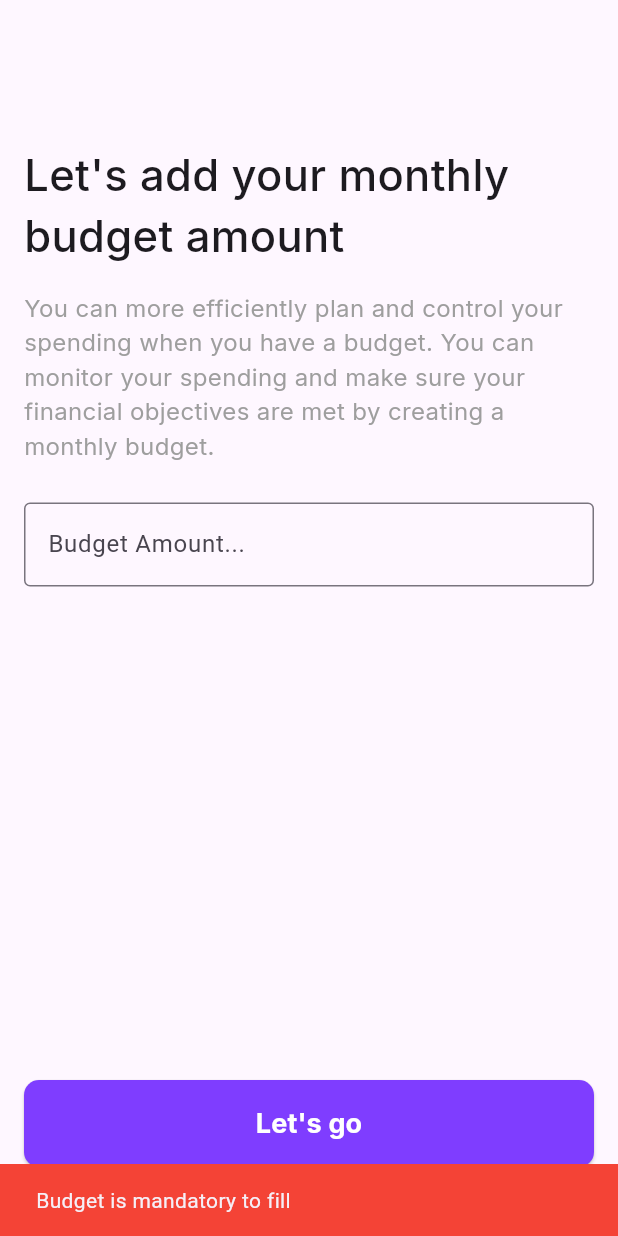
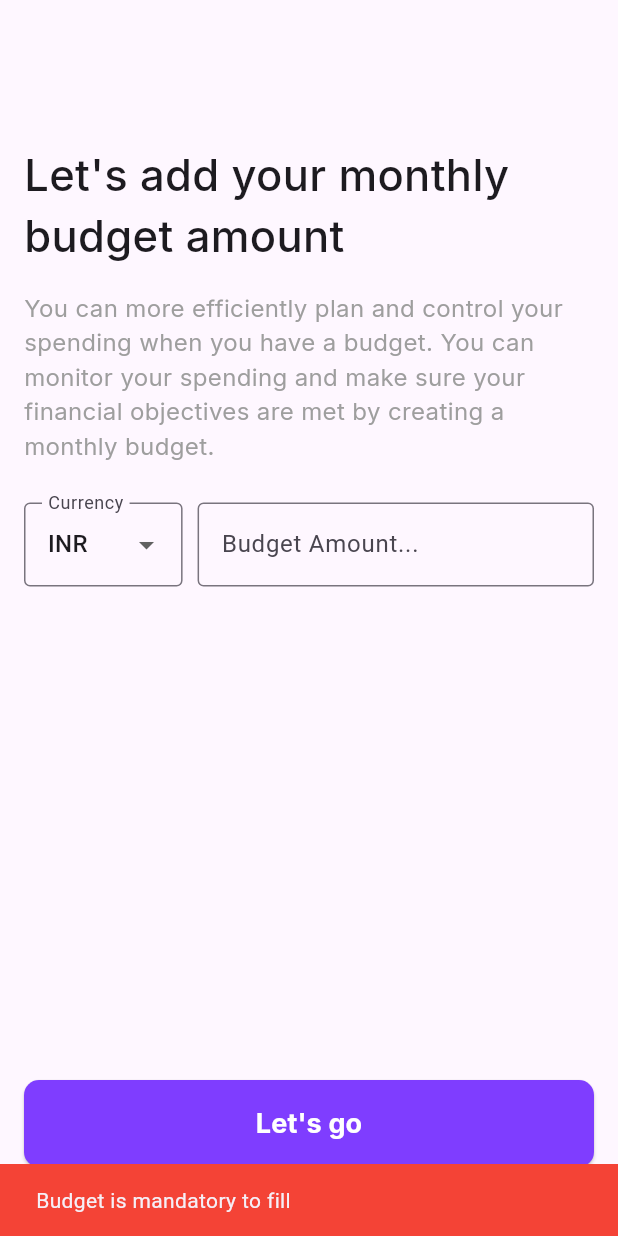
Before and after one commit to ChamanSharmaReet1988/ExpenseTracker, a Flutter app: the WelcomeScreen screen opened directly, after a tap on "Let's go", on a phone screen of 412 x 824 dp. Run offline on Flutter 3.47's test engine with Material 3 defaults, Android fonts, the phone set to English and light mode, and no system bars; our stand-ins replace carousel_slider, firebase_auth, firebase_core, pin_code_fields, shared_preferences, smooth_page_indicator and 1 more; accounts and stored records are empty.

```diff
--- a/lib/Utility/constant.dart
+++ b/lib/Utility/constant.dart
@@ -252,4 +252,6 @@ class Constant {
     '+1340',
     '+383'
   ];
+
+  static List<String> currencyCodes = ['INR', 'USD'];
 }
--- a/lib/Utility/preferences_helper.dart
+++ b/lib/Utility/preferences_helper.dart
@@ -32,6 +32,12 @@ class PreferencesHelper {
     _prefs.setBool('isLoggedIn', value ?? false);
   }
 
+  // Getter and Setter for currency
+  String? get currency => _prefs.getString('currency');
+  set currency(String? value) {
+    _prefs.setString('currency', value ?? '');
+  }
+
   // Method to remove all preferences
   Future<void> clear() async {
     await _prefs.clear();
--- a/lib/Views/LoginScreen/login_screen.dart
+++ b/lib/Views/LoginScreen/login_screen.dart
@@ -2,7 +2,6 @@ import 'package:flutter/material.dart';
 import 'package:flutter/foundation.dart';
 import 'package:firebase_auth/firebase_auth.dart';
 import 'package:expense_tracker/Utility/constant.dart';
-import 'package:shared_preferences/shared_preferences.dart';
 import 'package:expense_tracker/Views/OtpScreen/otp_screen.dart';
 
 class LoginScreen extends StatefulWidget {
@@ -26,7 +25,9 @@ class _LoginScreenState extends State<LoginScreen> {
   }
 
   Future<void> signIn() async {
+    setState(() {
       isLoading = true;
+    });
     await _auth.verifyPhoneNumber(
       phoneNumber: _selectedCountryCode + _phoneNumberController.text,
       verificationCompleted: (PhoneAuthCredential credential) async {
@@ -50,9 +51,6 @@ class _LoginScreenState extends State<LoginScreen> {
         int? resendToken,
       ) async {
         isLoading = false;
-        SharedPreferences prefs = await SharedPreferences.getInstance();
-        await prefs.setBool('isLoggedIn', true);
-        setState(() {
         Navigator.push(
           context,
           MaterialPageRoute(
@@ -61,13 +59,12 @@ class _LoginScreenState extends State<LoginScreen> {
                   contactNumber:
                       "$_selectedCountryCode ${_phoneNumberController.text}")),
         );
-        });
       },
       codeAutoRetrievalTimeout: (String verificationId) {
         setState(() {
           isLoading = false;
           if (kDebugMode) {
-            print('verificationId: ${verificationId}');
+            print('verificationId: $verificationId');
           }
         });
       },
--- a/lib/Views/LoginScreen/login_view.dart
+++ b/lib/Views/LoginScreen/login_view.dart
@@ -1,8 +1,6 @@
 import 'package:flutter/material.dart';
 import 'package:carousel_slider/carousel_slider.dart';
-import 'package:shared_preferences/shared_preferences.dart';
 import 'package:smooth_page_indicator/smooth_page_indicator.dart';
-import 'package:expense_tracker/Views/OtpScreen/welcome_screen.dart';
 import 'package:expense_tracker/Views/LoginScreen/login_screen.dart';
 
 class LoginPage extends StatefulWidget {
--- a/lib/Views/OtpScreen/otp_screen.dart
+++ b/lib/Views/OtpScreen/otp_screen.dart
@@ -3,6 +3,7 @@ import 'package:flutter/material.dart';
 import 'package:firebase_auth/firebase_auth.dart';
 import 'package:pin_code_fields/pin_code_fields.dart';
 import 'package:expense_tracker/Views/OtpScreen/otp_model.dart';
+import 'package:expense_tracker/Utility/preferences_helper.dart';
 import 'package:expense_tracker/Views/OtpScreen/welcome_screen.dart';
 
 // ignore: must_be_immutable
@@ -69,10 +70,12 @@ class _OtpScreenState extends State<OtpScreen> {
     try {
       await _auth.signInWithCredential(credential);
       isLoading = false;
+      PreferencesHelper prefs = PreferencesHelper();
+      prefs.isLoggedIn = true;
       Navigator.pushReplacement(
         // ignore: use_build_context_synchronously
         context,
-        MaterialPageRoute(builder: (context) => WelcomeScreen()),
+        MaterialPageRoute(builder: (context) => const WelcomeScreen()),
       );
     } catch (e) {
       print('Failed to sign in: $e');
--- a/lib/Views/OtpScreen/welcome_screen.dart
+++ b/lib/Views/OtpScreen/welcome_screen.dart
@@ -1,12 +1,45 @@
 import 'package:flutter/material.dart';
 import 'package:flutter/services.dart';
-import 'package:expense_tracker/Views/HomeScreen/home_screen.dart';
+import 'package:expense_tracker/Utility/constant.dart';
+import 'package:expense_tracker/Models/budget_model.dart';
+import 'package:expense_tracker/Database/budget_table.dart';
+import 'package:expense_tracker/Utility/preferences_helper.dart';
+import 'package:expense_tracker/Views/TabBarScreen/tab_bar_screen.dart';
 
-class WelcomeScreen extends StatelessWidget {
-  WelcomeScreen({super.key});
+class WelcomeScreen extends StatefulWidget {
+  const WelcomeScreen({super.key});
+
+  @override
+  // ignore: library_private_types_in_public_api
+  _WelcomeScreen createState() => _WelcomeScreen();
+}
+
+class _WelcomeScreen extends State<WelcomeScreen> {
   final TextEditingController _budgetController = TextEditingController();
+  String selectedCurrencyCode = 'INR';
+
+  @override
+  void initState() {
+    super.initState();
+  }
 
   void _saveMethod(BuildContext context) {
+    PreferencesHelper prefs = PreferencesHelper();
+    prefs.currency = selectedCurrencyCode;
+
+    DateTime now = DateTime.now();
+    BudgetTable budgetTable = BudgetTable();
+    Budget myBudget = Budget(
+      id: 1,
+      title: "Budget",
+      year: "$now.year",
+      month: "$now.month",
+      day: "$now.day",
+      time: "$now.time",
+      amount: _budgetController.text,
+    );
+    budgetTable.insertItemIntoBudget(myBudget);
+
     final String budgetAmount = _budgetController.text;
     if (budgetAmount.isEmpty) {
       ScaffoldMessenger.of(context).showSnackBar(
@@ -28,7 +61,7 @@ class WelcomeScreen extends StatelessWidget {
     }
     Navigator.pushReplacement(
       context,
-      MaterialPageRoute(builder: (context) => const HomeScreen()),
+      MaterialPageRoute(builder: (context) => const TabBarScreen()),
     );
   }
 
@@ -69,22 +102,54 @@ class WelcomeScreen extends StatelessWidget {
               ],
             ),
             const SizedBox(height: 26),
-            TextField(
+            Row(
+              children: [
+                Expanded(
+                    flex: 2,
+                    child: SizedBox(
+                      height: 60,
+                      child: DropdownButtonFormField<String>(
+                        value: selectedCurrencyCode,
+                        items: Constant.currencyCodes.map((String code) {
+                          return DropdownMenuItem<String>(
+                            value: code,
+                            child: Text(code),
+                          );
+                        }).toList(),
+                        onChanged: (String? newValue) {
+                          setState(() {
+                            selectedCurrencyCode = newValue!;
+                          });
+                        },
+                        decoration: const InputDecoration(
+                          labelText: 'Currency',
+                          border: OutlineInputBorder(),
+                        ),
+                      ),
+                    )),
+                const SizedBox(width: 10),
+                Expanded(
+                    flex: 5,
+                    child: SizedBox(
+                        height: 60,
+                        child: TextField(
                           controller: _budgetController,
                           decoration: const InputDecoration(
                             // labelText: 'Enter your text',
                             hintText: 'Budget Amount...',
                             border: OutlineInputBorder(),
                           ),
-              keyboardType: TextInputType.number, // Set keyboard type to number
+                          keyboardType: TextInputType
+                              .number, // Set keyboard type to number
                           inputFormatters: [
                             FilteringTextInputFormatter
                                 .digitsOnly // Only allows input of digits
                           ],
                           onChanged: (value) {
                             // Handle changes to the text field input
-                print('Input value: $value');
                           },
+                        )))
+              ],
             ),
             const Spacer(),
             ElevatedButton(
--- a/lib/main.dart
+++ b/lib/main.dart
@@ -2,6 +2,7 @@ import 'package:flutter/material.dart';
 import 'package:firebase_core/firebase_core.dart';
 import 'package:expense_tracker/Database/database.dart';
 import 'package:shared_preferences/shared_preferences.dart';
+import 'package:expense_tracker/Utility/preferences_helper.dart';
 import 'package:expense_tracker/Views/LoginScreen/login_view.dart';
 import 'package:expense_tracker/Views/TabBarScreen/tab_bar_screen.dart';
 
@@ -10,6 +11,9 @@ import 'package:expense_tracker/Views/TabBarScreen/tab_bar_screen.dart';
 void main() async {
   WidgetsFlutterBinding.ensureInitialized();
   DatabaseHelper.open();
+
+  PreferencesHelper prefsHelper = PreferencesHelper();
+  await prefsHelper.init();
 
   await Firebase.initializeApp();
   runApp(const MyApp());
```
Lines whose indentation alone changed are shown as unchanged.
